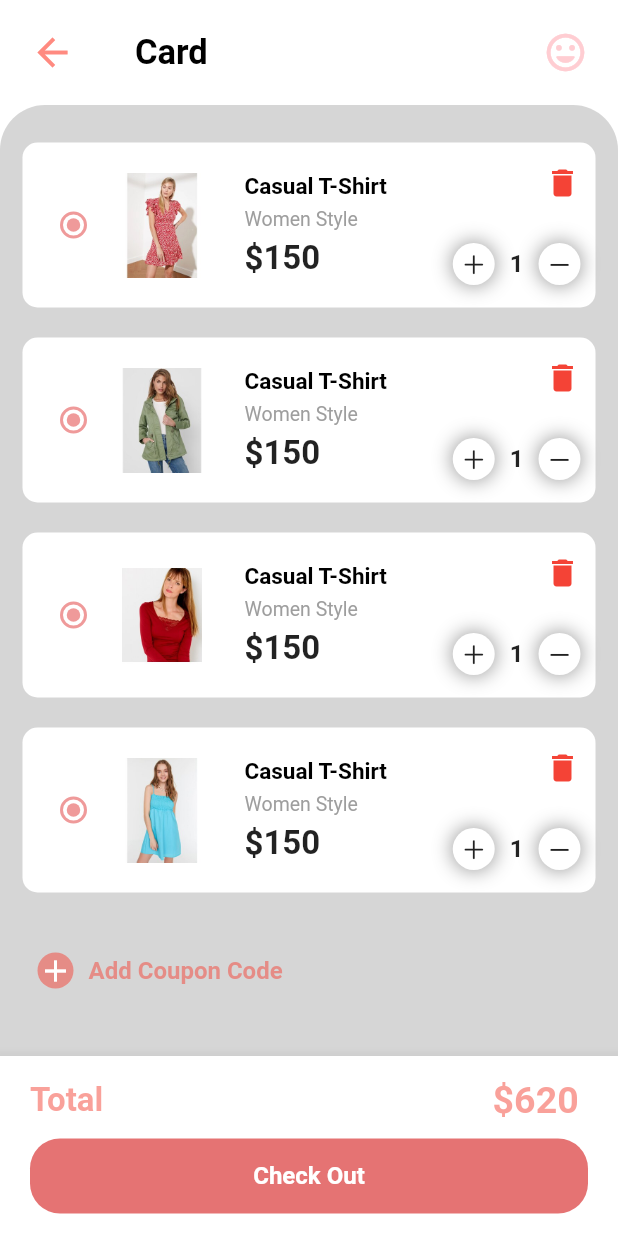
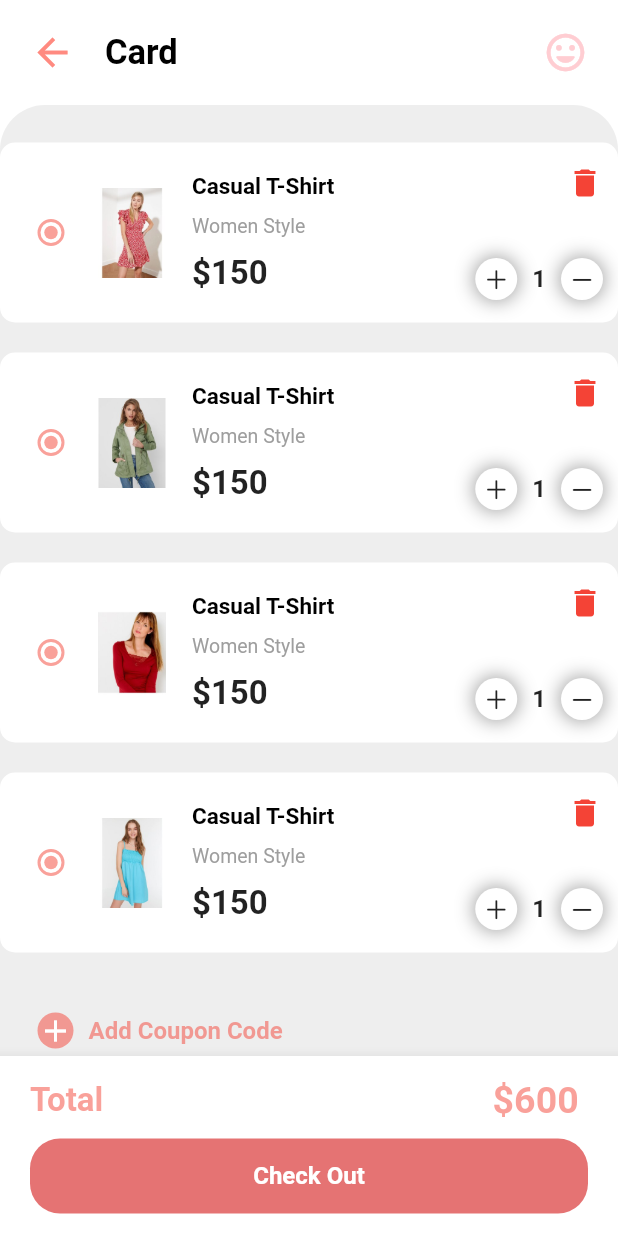
Before and after one commit to home-22/online_shop_app, a Flutter app: the CartPage screen opened by its route, on a phone screen of 412 x 824 dp. Run offline on Flutter 3.47's test engine with Material 2 defaults, Android fonts, the phone set to English and light mode, and no system bars; our stand-ins replace badges, curved_navigation_bar, flutter_rating_bar.

Commit message:
online_shop_app

```diff
--- a/lib/pages/Cart_Page.dart
+++ b/lib/pages/Cart_Page.dart
@@ -18,7 +18,7 @@ class CartPage extends StatelessWidget {
             height: 700,
             padding: const EdgeInsets.only(top: 15),
             decoration: BoxDecoration(
-              color: Colors.grey[350],
+              color: Colors.grey[200],
               borderRadius: const BorderRadius.only(
                 topLeft: Radius.circular(30),
                 topRight: Radius.circular(30),
--- a/lib/pages/Item_Page.dart
+++ b/lib/pages/Item_Page.dart
@@ -1,5 +1,4 @@
 // ignore_for_file: file_names
-
 import 'package:flutter/cupertino.dart';
 import 'package:flutter/material.dart';
 import 'package:flutter_rating_bar/flutter_rating_bar.dart';
@@ -112,9 +111,10 @@ class ItemPage extends StatelessWidget {
                         ),
                       )
                     ],
-                  )
+                  ),
                 ],
               ),
+
             )
           ],
         ),
--- a/lib/widgets/CartAppBar.dart
+++ b/lib/widgets/CartAppBar.dart
@@ -23,7 +23,7 @@ class CartAppBar extends StatelessWidget {
             ),
           ),
           const Padding(
-            padding: EdgeInsets.only(left: 40),
+            padding: EdgeInsets.only(left: 20),
             child: Text(
               'Card',
               style: TextStyle(
--- a/lib/widgets/CartBottomNavBar.dart
+++ b/lib/widgets/CartBottomNavBar.dart
@@ -1,5 +1,6 @@
 // ignore_for_file: file_names
 
+import 'package:flutter/cupertino.dart';
 import 'package:flutter/material.dart';
 
 class CartBottomNavBar extends StatelessWidget {
@@ -25,7 +26,7 @@ class CartBottomNavBar extends StatelessWidget {
                       fontWeight: FontWeight.bold),
                 ),
                 Text(
-                  '\$620 ',
+                  '\$600 ',
                   style: TextStyle(
                       color: Colors.red.withOpacity(0.5),
                       fontSize: 25,
@@ -48,7 +49,7 @@ class CartBottomNavBar extends StatelessWidget {
                     fontSize: 16,
                     fontWeight: FontWeight.bold),
               ),
-            )
+            ),
           ],
         ),
       ),
--- a/lib/widgets/Cart_Items.dart
+++ b/lib/widgets/Cart_Items.dart
@@ -12,8 +12,8 @@ class CartItems extends StatelessWidget {
       children: [
         for (int i = 1; i < 5; i++)
           Container(
-            height: 110,
-            margin: const EdgeInsets.symmetric(horizontal: 15, vertical: 10),
+            height: 120,
+            margin: const EdgeInsets.symmetric(horizontal: 0, vertical: 10),
             padding: const EdgeInsets.all(10),
             decoration: BoxDecoration(
               color: Colors.white,
@@ -22,18 +22,16 @@ class CartItems extends StatelessWidget {
             child: Row(
               children: [
                 Radio(
-                  // za pravljenje tacke odnosno kruga kao cirtal avatar...
                   value: '',
                   groupValue: '',
-                  activeColor: Colors.red[200],
+                  activeColor: Colors.red.withOpacity(0.5),
                   onChanged: (index) {},
                 ),
                 Container(
-                  height: 70,
-                  width: 70,
-                  margin: const EdgeInsets.only(right: 20),
-                  child: Image.asset(
-                      'images/$i.jpg'), // za dobijenje slika preko index
+                  height: 60,
+                  width: 60,
+                  margin: const EdgeInsets.only(right: 10),
+                  child: Image.asset('images/$i.jpg'),
                 ),
                 Padding(
                   padding: const EdgeInsets.symmetric(vertical: 10),
--- a/lib/widgets/Categories.dart
+++ b/lib/widgets/Categories.dart
@@ -1,5 +1,4 @@
 // ignore_for_file: file_names
-
 import 'package:flutter/material.dart';
 
 class Categories extends StatefulWidget {
@@ -16,7 +15,7 @@ List<Text> constText = [
   const Text('Recomended'),
 ];
 
-class _CategoriesState extends State<Categories> with TickerProviderStateMixin {
+class _CategoriesState extends State<Categories> {
   @override
   Widget build(BuildContext context) {
     return SingleChildScrollView(
```
Also changed, not shown: lib/pages/home_page.dart (+10 -10 lines), lib/widgets/HomeAppBar.dart (+3 -4 lines), lib/widgets/ItemAppBar.dart (+5 -6 lines), lib/widgets/ItemBottomNavBar.dart (+5 -9 lines), lib/widgets/Items.dart (+6 -4 lines), images/Screenshot_131.png (added), 1 other file.
